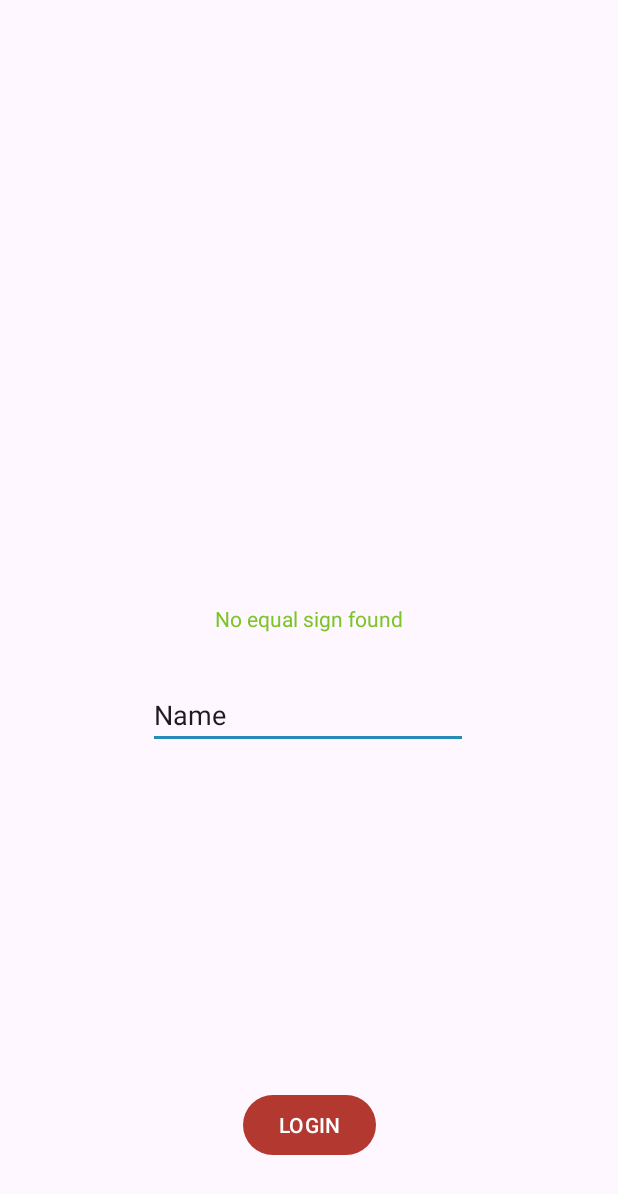
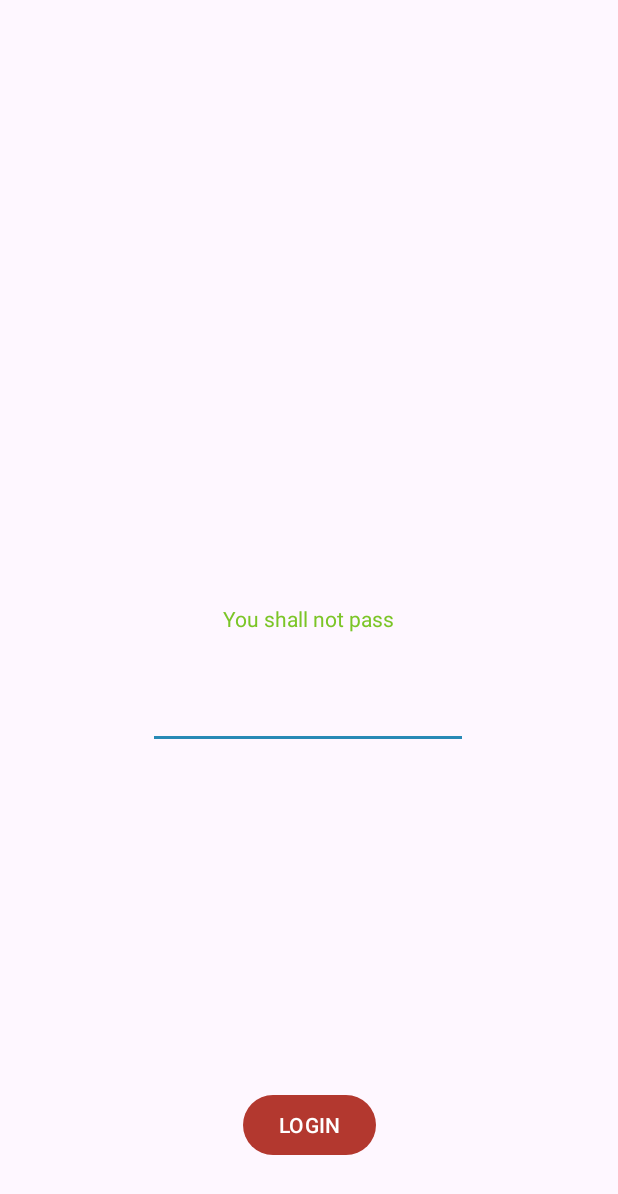
Before and after one commit to HanShuHan/Android-APP-Trivia-Question, an Android app: the screen it shows after launch (MainActivity), after a tap on "LOGIN", on a phone screen of 412 x 824 dp. Shown: the top 1194 px of the screen. Run offline under Robolectric (Android 15) with nearby library versions, the phone set to English and light mode, and no system bars.

Commit message:
5th Commit: 1. Added user password complexity check on clicking the login button.
Signed-off-by: Shu Han Han <han00135@algonquinlive.com>

```diff
--- a/app/src/main/java/algonquin/cst2335/han00135/MainActivity.java
+++ b/app/src/main/java/algonquin/cst2335/han00135/MainActivity.java
@@ -1,63 +1,146 @@
 package algonquin.cst2335.han00135;
+
+/*
+ * Filename: MainActivity.java
+ * Student Name: Shu Han Han
+ * Student Number: 041060762
+ * Course & Section #: 23S_CST2335_031
+ * Assignment: Lab #5
+ * Date: June 07, 2023
+ * Professor: Eric Torunski
+ * Declaration: This is my own original work and is free from Plagiarism.
+ */
 
 import android.os.Bundle;
 import android.widget.Button;
 import android.widget.EditText;
 import android.widget.TextView;
+import android.widget.Toast;
 
-import androidx.annotation.NonNull;
 import androidx.appcompat.app.AppCompatActivity;
 
+import java.util.ArrayList;
+import java.util.List;
+
 /**
+ * The application's main activity.
+ *
  * @author Shu Han Han
  * @version 1.0
+ * @since 20.0.1
  */
 public class MainActivity extends AppCompatActivity {
 
     /**
-     *
+     * Tells you to insert the password.
      */
-    protected TextView myTextView;
+    private TextView passwordMessage;
 
     /**
-     *
+     * The login button.
      */
-    protected Button button1;
+    private Button loginButton;
 
     /**
-     *
+     * The user input password.
      */
-    protected EditText theEditText;
+    private EditText password;
 
     @Override
     protected void onCreate(Bundle savedInstanceState) {
         super.onCreate(savedInstanceState);
         setContentView(R.layout.activity_main);
 
-        myTextView = findViewById(R.id.myText);
-        button1 = findViewById(R.id.button1);
-        theEditText = findViewById(R.id.editText);
+        // Widgets
+        passwordMessage = findViewById(R.id.passwordMessage);
+        loginButton = findViewById(R.id.loginButton);
+        password = findViewById(R.id.password);
 
-        button1.setOnClickListener(v -> {
-            String input = theEditText.getText().toString();
-            if (checkInput(input, '=')) {
-                myTextView.setText("Equal sign found");
+        // Sets the login button's on-click password validation
+        loginButton.setOnClickListener(v -> {
+            String pwd = password.getText().toString(); // Password
+
+            List<String> errorMessages = checkPasswordComplexity(pwd);
+            // Checks if the password meets the requirements
+            if (errorMessages.isEmpty()) {
+                passwordMessage.setText("Your password meets the requirements!");
             } else {
-                myTextView.setText("No equal sign found");
+                passwordMessage.setText("You shall not pass");
+                // Builds the toast message
+                StringBuilder toastMessage = new StringBuilder("The password lacks:\n\n");
+                for (int i = 0; i < errorMessages.size(); i++) {
+                    toastMessage.append(i + 1).append(". ")
+                            .append(errorMessages.get(i))
+                            .append("\n");
+                }
+                Toast.makeText(this, toastMessage, Toast.LENGTH_LONG).show();
             }
         });
     }
 
     /**
-     * @param input
-     * @param toLookFor
+     * Returns the invalid password messages of not meeting the requirements.
+     *
+     * @param password the user input password
+     * @return the password invalid messages of not meeting the requirements in a list
      */
-    boolean checkInput(@NonNull String input, @NonNull char toLookFor) {
-        for (int i = 0; i < input.length(); i++) {
-            if (input.charAt(i) == toLookFor) {
-                return true;
+    private List<String> checkPasswordComplexity(String password) {
+        final List<String> errorMessages = new ArrayList<>(); // Erro
+        boolean hasUppercase = false;
+        boolean hasLowercase = false;
+        boolean hasDigit = false;
+        boolean hasSpecialChar = false;
+        int correctCount = 0;
+
+        // Checks the password by iterating the letters
+        for (int i = 0; i < password.length() && correctCount < 4; i++) {
+            final char c = password.charAt(i); // The current being checked letter
+            final String specialChars = "#$%^&*!@?";
+
+            // Checks if the character is a uppercase until finds one
+            if (!hasUppercase) {
+                if (Character.isUpperCase(c)) {
+                    hasUppercase = true;
+                    correctCount++;
+                }
+            }
+            // Checks if the character is a lowercase until finds one
+            if (!hasLowercase) {
+                if (Character.isLowerCase(c)) {
+                    hasLowercase = true;
+                    correctCount++;
+                }
+            }
+            // Checks if the character is a digit until finds one
+            if (!hasDigit) {
+                if (Character.isDigit(c)) {
+                    hasDigit = true;
+                    correctCount++;
+                }
+            }
+            // Checks if the character is a special character until finds one
+            if (!hasSpecialChar) {
+                String c1 = Character.toString(c);
+                if (specialChars.contains(c1)) {
+                    hasSpecialChar = true;
+                    correctCount++;
+                }
             }
         }
-        return false;
+        // Adds the invalid password messages of not meeting the requirements into a list
+        if (!hasUppercase) {
+            errorMessages.add("An uppercase letter.");
+        }
+        if (!hasLowercase) {
+            errorMessages.add("A lowercase letter.");
+        }
+        if (!hasDigit) {
+            errorMessages.add("A digital number.");
+        }
+        if (!hasSpecialChar) {
+            errorMessages.add("A special character.");
+        }
+        return errorMessages;
     }
+
 }
--- a/app/src/main/res/layout/activity_main.xml
+++ b/app/src/main/res/layout/activity_main.xml
@@ -7,7 +7,7 @@
     tools:context=".MainActivity">
 
     <TextView
-        android:id="@+id/myText"
+        android:id="@+id/passwordMessage"
         android:layout_width="wrap_content"
         android:layout_height="wrap_content"
         android:text="@string/hello_message"
@@ -17,7 +17,7 @@
         app:layout_constraintTop_toTopOf="parent" />
 
     <Button
-        android:id="@+id/button1"
+        android:id="@+id/loginButton"
         android:layout_width="wrap_content"
         android:layout_height="wrap_content"
         android:layout_marginBottom="50dp"
@@ -28,16 +28,15 @@
         app:layout_constraintStart_toStartOf="parent" />
 
     <EditText
-        android:id="@+id/editText"
+        android:id="@+id/password"
         android:layout_width="wrap_content"
         android:layout_height="wrap_content"
         android:layout_marginTop="32dp"
         android:ems="10"
         android:inputType="text"
-        android:text="Name"
         app:layout_constraintEnd_toEndOf="parent"
         app:layout_constraintHorizontal_bias="0.497"
         app:layout_constraintStart_toStartOf="parent"
-        app:layout_constraintTop_toBottomOf="@+id/myText" />
+        app:layout_constraintTop_toBottomOf="@+id/passwordMessage" />
 
 </androidx.constraintlayout.widget.ConstraintLayout>
```
